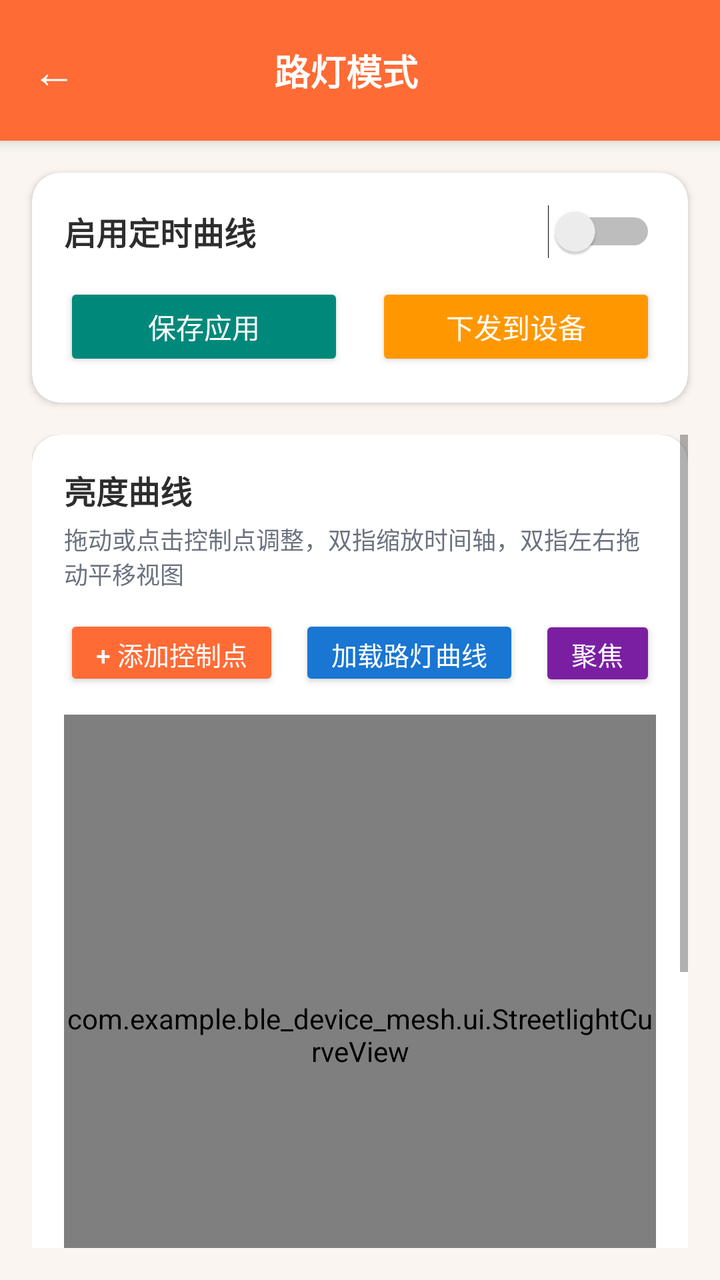
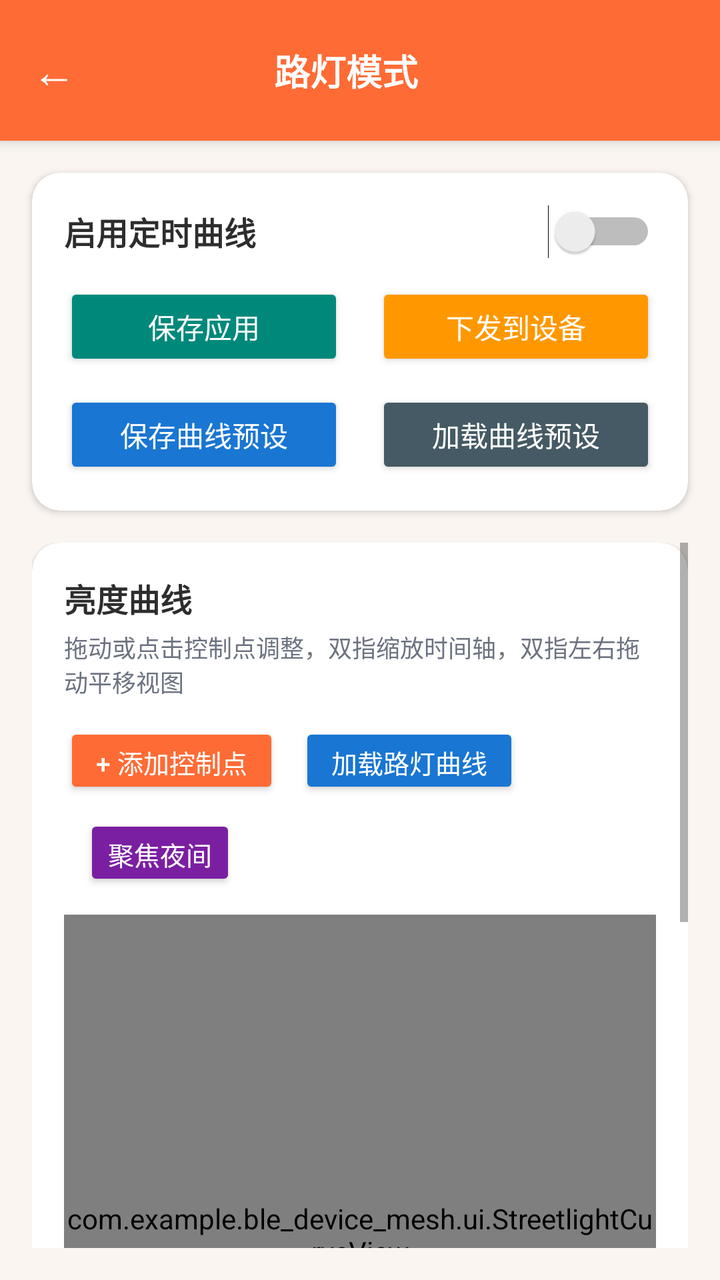

An Android layout rendered at two revisions. The XML below is the earlier revision; the diff shows what the commit changed to produce the second picture.
<!-- AndroidManifest.xml: activity theme Theme.BLE_Device_Mesh -->
<!-- res/layout/activity_streetlight_mode.xml -->
<?xml version="1.0" encoding="utf-8"?>
<LinearLayout xmlns:android="http://schemas.android.com/apk/res/android"
    xmlns:app="http://schemas.android.com/apk/res-auto"
    android:layout_width="match_parent"
    android:layout_height="match_parent"
    android:orientation="vertical"
    android:background="#FAF5F0">

    
    <LinearLayout
        android:layout_width="match_parent"
        android:layout_height="wrap_content"
        android:minHeight="56dp"
        android:background="#FF6B35"
        android:gravity="center_vertical"
        android:paddingStart="4dp"
        android:paddingEnd="16dp"
        android:paddingTop="8dp"
        android:paddingBottom="8dp"
        android:elevation="4dp">

        <TextView
            android:id="@+id/btnBack"
            android:layout_width="wrap_content"
            android:layout_height="wrap_content"
            android:text="←"
            android:textSize="22sp"
            android:textColor="#FFFFFF"
            android:padding="12dp"
            android:background="?android:attr/selectableItemBackgroundBorderless" />

        <TextView
            android:id="@+id/tvTitle"
            android:layout_width="0dp"
            android:layout_height="wrap_content"
            android:layout_weight="1"
            android:text="路灯模式"
            android:textSize="18sp"
            android:textStyle="bold"
            android:textColor="#FFFFFF"
            android:gravity="center" />

        <View
            android:layout_width="48dp"
            android:layout_height="48dp" />

    </LinearLayout>

    
    <androidx.cardview.widget.CardView
        android:layout_width="match_parent"
        android:layout_height="wrap_content"
        android:layout_margin="16dp"
        android:layout_marginBottom="8dp"
        app:cardCornerRadius="14dp"
        app:cardElevation="2dp"
        app:cardBackgroundColor="#FFFFFF">

        <LinearLayout
            android:layout_width="match_parent"
            android:layout_height="wrap_content"
            android:orientation="vertical"
            android:padding="16dp">

            <LinearLayout
                android:layout_width="match_parent"
                android:layout_height="wrap_content"
                android:orientation="horizontal"
                android:gravity="center_vertical"
                android:layout_marginBottom="12dp">

                <TextView
                    android:layout_width="0dp"
                    android:layout_height="wrap_content"
                    android:layout_weight="1"
                    android:text="启用定时曲线"
                    android:textSize="16sp"
                    android:textStyle="bold"
                    android:textColor="#2D2D2D" />

                <Switch
                    android:id="@+id/switchEnabled"
                    android:layout_width="wrap_content"
                    android:layout_height="wrap_content" />

            </LinearLayout>

            <LinearLayout
                android:layout_width="match_parent"
                android:layout_height="wrap_content"
                android:orientation="horizontal">

                <Button
                    android:id="@+id/btnSave"
                    android:layout_width="0dp"
                    android:layout_height="44dp"
                    android:layout_weight="1"
                    android:layout_marginEnd="8dp"
                    android:text="保存应用"
                    android:backgroundTint="#00897B"
                    android:textColor="#FFFFFF"
                    android:textSize="14sp" />

                <Button
                    android:id="@+id/btnSendToDevice"
                    android:layout_width="0dp"
                    android:layout_height="44dp"
                    android:layout_weight="1"
                    android:layout_marginStart="8dp"
                    android:text="下发到设备"
                    android:backgroundTint="#FF9800"
                    android:textColor="#FFFFFF"
                    android:textSize="14sp" />

            </LinearLayout>

        </LinearLayout>

    </androidx.cardview.widget.CardView>

    <ScrollView
        android:layout_width="match_parent"
        android:layout_height="0dp"
        android:layout_weight="1"
        android:paddingStart="16dp"
        android:paddingEnd="16dp"
        android:paddingBottom="16dp">

        <LinearLayout
            android:layout_width="match_parent"
            android:layout_height="wrap_content"
            android:orientation="vertical">

            
            <androidx.cardview.widget.CardView
                android:layout_width="match_parent"
                android:layout_height="wrap_content"
                android:layout_marginBottom="12dp"
                app:cardCornerRadius="14dp"
                app:cardElevation="1dp"
                app:cardBackgroundColor="#FFFFFF">

                <LinearLayout
                    android:layout_width="match_parent"
                    android:layout_height="wrap_content"
                    android:orientation="vertical"
                    android:padding="16dp">

                    <TextView
                        android:layout_width="wrap_content"
                        android:layout_height="wrap_content"
                        android:text="亮度曲线"
                        android:textSize="16sp"
                        android:textStyle="bold"
                        android:textColor="#2D2D2D"
                        android:layout_marginBottom="4dp" />

                    <TextView
                        android:layout_width="wrap_content"
                        android:layout_height="wrap_content"
                        android:text="拖动或点击控制点调整，双指缩放时间轴，双指左右拖动平移视图"
                        android:textSize="12sp"
                        android:textColor="#6B7280"
                        android:layout_marginBottom="12dp" />

                    <LinearLayout
                        android:layout_width="match_parent"
                        android:layout_height="wrap_content"
                        android:orientation="horizontal"
                        android:layout_marginBottom="12dp">

                        <Button
                            android:id="@+id/btnAddPoint"
                            android:layout_width="wrap_content"
                            android:layout_height="38dp"
                            android:text="+ 添加控制点"
                            android:textSize="13sp"
                            android:backgroundTint="#FF6B35"
                            android:textColor="#FFFFFF"
                            android:paddingStart="16dp"
                            android:paddingEnd="16dp"
                            android:minWidth="0dp"
                            android:minHeight="0dp" />

                        <Button
                            android:id="@+id/btnLoadStreetlight"
                            android:layout_width="wrap_content"
                            android:layout_height="38dp"
                            android:layout_marginStart="10dp"
                            android:text="加载路灯曲线"
                            android:textSize="13sp"
                            android:backgroundTint="#1976D2"
                            android:textColor="#FFFFFF"
                            android:paddingStart="16dp"
                            android:paddingEnd="16dp"
                            android:minWidth="0dp"
                            android:minHeight="0dp" />

                        <Button
                            android:id="@+id/btnToggleNightMode"
                            android:layout_width="wrap_content"
                            android:layout_height="38dp"
                            android:layout_marginStart="10dp"
                            android:text="聚焦夜间"
                            android:textSize="13sp"
                            android:backgroundTint="#7B1FA2"
                            android:textColor="#FFFFFF"
                            android:paddingStart="12dp"
                            android:paddingEnd="12dp"
                            android:minWidth="0dp"
                            android:minHeight="0dp" />

                    </LinearLayout>

                    <com.example.ble_device_mesh.ui.StreetlightCurveView
                        android:id="@+id/curveView"
                        android:layout_width="match_parent"
                        android:layout_height="320dp"
                        android:background="#FFFFFF"
                        android:elevation="1dp" />

                    <TextView
                        android:id="@+id/tvStatus"
                        android:layout_width="match_parent"
                        android:layout_height="wrap_content"
                        android:layout_marginTop="12dp"
                        android:text="未设置"
                        android:textSize="14sp"
                        android:textColor="#6B7280"
                        android:gravity="center" />

                </LinearLayout>

            </androidx.cardview.widget.CardView>

            
            <androidx.cardview.widget.CardView
                android:layout_width="match_parent"
                android:layout_height="wrap_content"
                android:layout_marginBottom="12dp"
                app:cardCornerRadius="14dp"
                app:cardElevation="1dp"
                app:cardBackgroundColor="#FFFFFF">

                <LinearLayout
                    android:layout_width="match_parent"
                    android:layout_height="wrap_content"
                    android:orientation="vertical"
                    android:padding="16dp">

                    <TextView
                        android:layout_width="wrap_content"
                        android:layout_height="wrap_content"
                        android:text="控制点列表"
                        android:textSize="16sp"
                        android:textStyle="bold"
                        android:textColor="#2D2D2D"
                        android:layout_marginBottom="8dp" />

                    <androidx.recyclerview.widget.RecyclerView
                        android:id="@+id/recyclerPoints"
                        android:layout_width="match_parent"
                        android:layout_height="wrap_content"
                        android:nestedScrollingEnabled="false" />

                </LinearLayout>

            </androidx.cardview.widget.CardView>

            
            <Button
                android:id="@+id/btnResetDefault"
                android:layout_width="match_parent"
                android:layout_height="44dp"
                android:text="恢复默认配置"
                android:backgroundTint="#9E9E9E"
                android:textColor="#FFFFFF"
                android:textSize="14sp" />

        </LinearLayout>

    </ScrollView>

</LinearLayout>
<!-- resources referenced by this layout -->
<resources>
  <style name="Theme.BLE_Device_Mesh" parent="Theme.AppCompat.Light.NoActionBar">
          <item name="colorPrimary">@color/primary</item>
          <item name="colorPrimaryDark">@color/primary_dark</item>
          <item name="colorAccent">@color/primary</item>
          <item name="android:statusBarColor">@color/primary_dark</item>
          <item name="android:navigationBarColor">@color/surface</item>
      </style>
  <color name="primary">#FF6B35</color>
  <color name="primary_dark">#E55A2B</color>
  <color name="surface">#FFFFFF</color>
</resources>

<!-- the commit's change to res/layout/activity_streetlight_mode.xml (unified diff, before → after) -->
@@ -114,6 +114,36 @@
 
             </LinearLayout>
 
+            <LinearLayout
+                android:layout_width="match_parent"
+                android:layout_height="wrap_content"
+                android:layout_marginTop="10dp"
+                android:orientation="horizontal">
+
+                <Button
+                    android:id="@+id/btnSavePreset"
+                    android:layout_width="0dp"
+                    android:layout_height="44dp"
+                    android:layout_weight="1"
+                    android:layout_marginEnd="8dp"
+                    android:text="保存曲线预设"
+                    android:backgroundTint="#1976D2"
+                    android:textColor="#FFFFFF"
+                    android:textSize="14sp" />
+
+                <Button
+                    android:id="@+id/btnLoadPreset"
+                    android:layout_width="0dp"
+                    android:layout_height="44dp"
+                    android:layout_weight="1"
+                    android:layout_marginStart="8dp"
+                    android:text="加载曲线预设"
+                    android:backgroundTint="#455A64"
+                    android:textColor="#FFFFFF"
+                    android:textSize="14sp" />
+
+            </LinearLayout>
+
         </LinearLayout>
 
     </androidx.cardview.widget.CardView>
@@ -167,7 +197,7 @@
                         android:layout_width="match_parent"
                         android:layout_height="wrap_content"
                         android:orientation="horizontal"
-                        android:layout_marginBottom="12dp">
+                        android:layout_marginBottom="8dp">
 
                         <Button
                             android:id="@+id/btnAddPoint"
@@ -196,6 +226,14 @@
                             android:minWidth="0dp"
                             android:minHeight="0dp" />
 
+                    </LinearLayout>
+
+                    <LinearLayout
+                        android:layout_width="match_parent"
+                        android:layout_height="wrap_content"
+                        android:orientation="horizontal"
+                        android:layout_marginBottom="12dp">
+
                         <Button
                             android:id="@+id/btnToggleNightMode"
                             android:layout_width="wrap_content"
